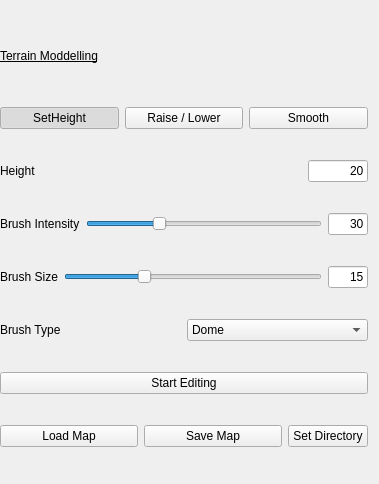
First picture: the form in asset_collector_tool/qsf_editor/tools/TerrainEditToolbox.ui, repository KillerConsti/EditorTools, before the edit.
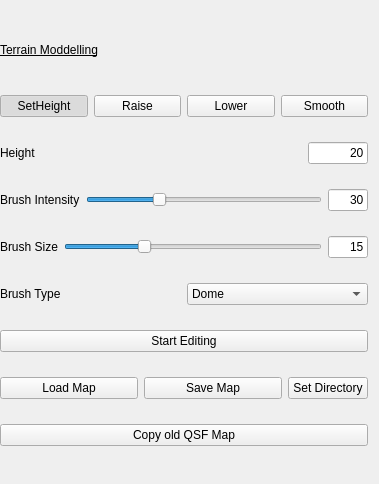
Second picture: the form after the edit.

The edit to the form file:
```diff
--- a/asset_collector_tool/qsf_editor/tools/TerrainEditToolbox.ui
+++ b/asset_collector_tool/qsf_editor/tools/TerrainEditToolbox.ui
@@ -82,13 +82,20 @@
         <bool>true</bool>
        </property>
        <property name="text">
-        <string>Raise / Lower</string>
+        <string>Raise</string>
        </property>
        <property name="checkable">
         <bool>true</bool>
        </property>
       </widget>
      </item>
+     <item>
+      <widget class="QPushButton" name="tool_lower">
+       <property name="text">
+        <string>Lower</string>
+       </property>
+      </widget>
+     </item>
      <item>
       <widget class="QPushButton" name="toolButton_3">
        <property name="autoFillBackground">
@@ -308,6 +315,13 @@
      </item>
     </layout>
    </item>
+   <item>
+    <widget class="QPushButton" name="CopyQSFMAP">
+     <property name="text">
+      <string>Copy old QSF Map</string>
+     </property>
+    </widget>
+   </item>
   </layout>
  </widget>
  <resources/>
```
